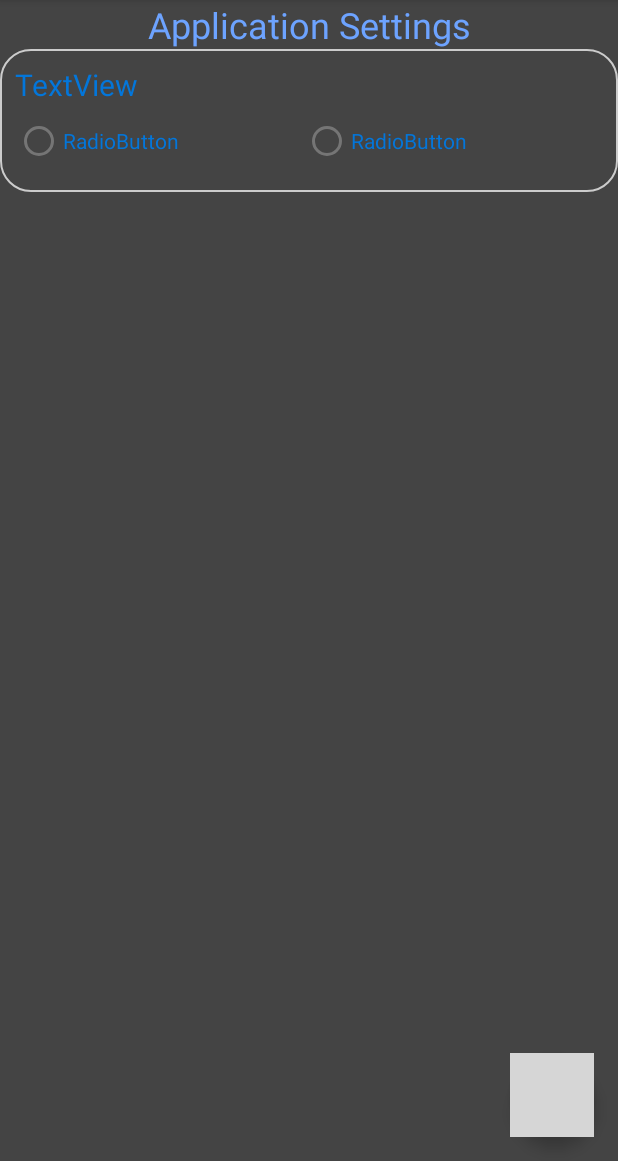
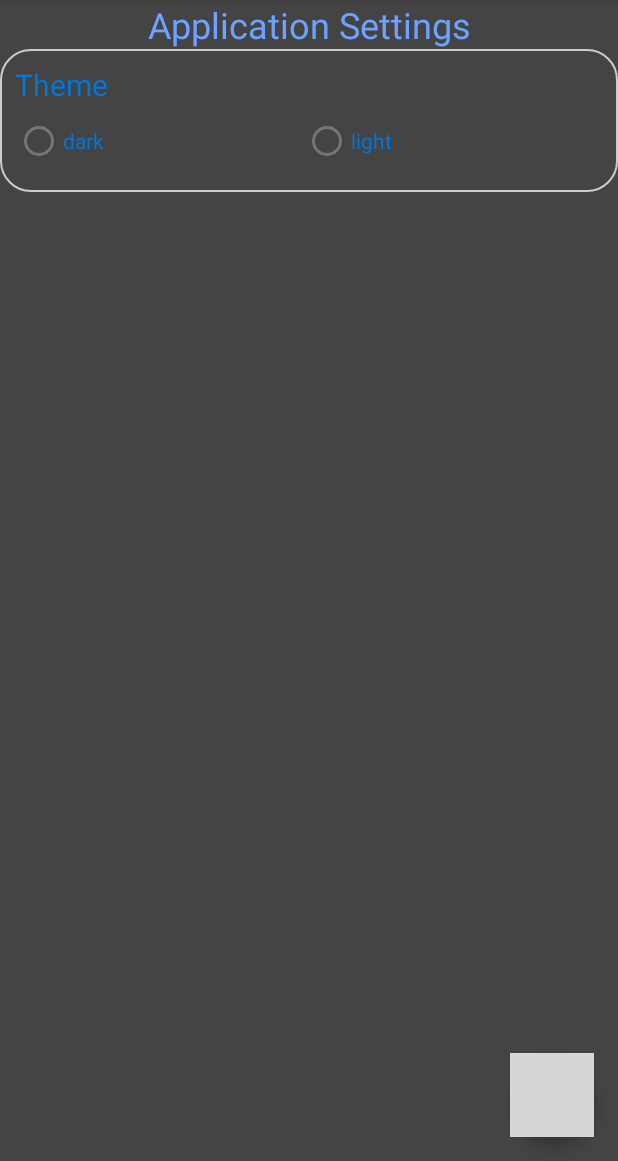
Before and after one commit to cormabara/PwdManager, an Android app: the SettingFragment screen opened through its navigation route, on a phone screen of 412 x 824 dp, the part 75-1236 px from its top. Run offline under Robolectric (Android 15) with nearby library versions, the phone set to English and light mode, and no system bars; our stand-ins replace navigation-ui; libraries missing offline, so code that uses them is left out: com.fasterxml.jackson; 4 statements that could not run were skipped; grey boxes are pictures that could not be loaded.

Commit message:
setting fragment

```diff
--- a/app/src/main/java/com/cormabara/pwdmanager/gui/fragments/SettingFragment.kt
+++ b/app/src/main/java/com/cormabara/pwdmanager/gui/fragments/SettingFragment.kt
@@ -6,55 +6,21 @@ import android.view.LayoutInflater
 import android.view.View
 import android.view.ViewGroup
 import com.cormabara.pwdmanager.R
+import com.cormabara.pwdmanager.databinding.FragmentSettingBinding
 
-// TODO: Rename parameter arguments, choose names that match
-// the fragment initialization parameters, e.g. ARG_ITEM_NUMBER
-private const val ARG_PARAM1 = "param1"
-private const val ARG_PARAM2 = "param2"
-
-/**
- * A simple [Fragment] subclass.
- * Use the [SettingFragment.newInstance] factory method to
- * create an instance of this fragment.
- */
 class SettingFragment : Fragment() {
-    // TODO: Rename and change types of parameters
-    private var param1: String? = null
-    private var param2: String? = null
 
     override fun onCreate(savedInstanceState: Bundle?) {
         super.onCreate(savedInstanceState)
-        arguments?.let {
-            param1 = it.getString(ARG_PARAM1)
-            param2 = it.getString(ARG_PARAM2)
-        }
     }
 
     override fun onCreateView(
         inflater: LayoutInflater, container: ViewGroup?,
         savedInstanceState: Bundle?
-    ): View? {
+    ): View {
         // Inflate the layout for this fragment
-        return inflater.inflate(R.layout.fragment_setting, container, false)
-    }
-
-    companion object {
-        /**
-         * Use this factory method to create a new instance of
-         * this fragment using the provided parameters.
-         *
-         * @param param1 Parameter 1.
-         * @param param2 Parameter 2.
-         * @return A new instance of fragment SettingFragment.
-         */
-        // TODO: Rename and change types and number of parameters
-        @JvmStatic
-        fun newInstance(param1: String, param2: String) =
-            SettingFragment().apply {
-                arguments = Bundle().apply {
-                    putString(ARG_PARAM1, param1)
-                    putString(ARG_PARAM2, param2)
-                }
-            }
+        val binding =  FragmentSettingBinding.inflate(inflater, container, false)
+        binding.themeOption.configure("Theme","dark","light")
+        return binding.root
     }
 }
--- a/app/src/main/java/com/cormabara/pwdmanager/gui/lib/binary_option.kt
+++ b/app/src/main/java/com/cormabara/pwdmanager/gui/lib/binary_option.kt
@@ -3,8 +3,14 @@ package com.cormabara.pwdmanager.gui.lib
 import android.content.Context
 import android.util.AttributeSet
 import android.view.LayoutInflater
+import android.view.View
 import android.widget.LinearLayout
+import android.widget.RadioButton
+import android.widget.RadioGroup
+import com.cormabara.pwdmanager.MyLog
 import com.cormabara.pwdmanager.R
+import com.cormabara.pwdmanager.databinding.BinaryOptionBinding
+
 
 class BinaryOption @JvmOverloads constructor(
     context: Context,
@@ -12,21 +18,34 @@ class BinaryOption @JvmOverloads constructor(
     defStyle: Int = 0,
     defStyleRes: Int = 0
 ) : LinearLayout(context, attrs, defStyle, defStyleRes) {
+    private lateinit var binding: BinaryOptionBinding
+    init {
 
-    init {
-        LayoutInflater.from(context)
-            .inflate(R.layout.binary_option, this, true)
+        val inflater = context.getSystemService(Context.LAYOUT_INFLATER_SERVICE) as LayoutInflater
+        binding = BinaryOptionBinding.inflate(inflater,this)
+        binding.optionTitle.text = "option text"
+        binding.option1.text = "opt_1"
+        binding.option2.text = "opt_2"
         orientation = VERTICAL
 
-        attrs?.let {
-            val typedArray = context.obtainStyledAttributes(it,
-                R.styleable.binary_option_attributes, 0, 0)
-            val title = resources.getText(typedArray
-                .getResourceId(R.styleable
-                    .binary_option_attributes_binary_option_title,
-                    R.string.setting_title))
-
-            typedArray.recycle()
-        }
+        // Get radio group selected item using on checked change listener
+        binding.optionGrp.setOnCheckedChangeListener(
+            RadioGroup.OnCheckedChangeListener { group, checkedId ->
+                val radio: RadioButton = findViewById(checkedId)
+                MyLog.LInfo(" On checked change :"+"${radio.text}")
+            }
+        )
+    }
+    // Get the selected radio button text using radio button on click listener
+    fun radio_button_click(view: View) {
+        // Get the clicked radio button instance
+        val radio: RadioButton = findViewById(binding.optionGrp.checkedRadioButtonId)
+        MyLog.LInfo("On click : ${radio.text}")
+    }
+    fun configure(title_: String, opt1_: String, opt2_: String)
+    {
+        binding.optionTitle.text = title_
+        binding.option1.text = opt1_
+        binding.option2.text = opt2_
     }
 }
--- a/app/src/main/res/layout/binary_option.xml
+++ b/app/src/main/res/layout/binary_option.xml
@@ -12,6 +12,7 @@
         android:textSize="20sp"/>
 
     <RadioGroup
+        android:id="@+id/option_grp"
         android:layout_width="match_parent"
         android:layout_height="wrap_content"
         android:orientation="horizontal">
@@ -21,14 +22,16 @@
             android:layout_width="192dp"
             android:layout_height="wrap_content"
             android:text="RadioButton"
-            android:textColor="@color/light_1" />
+            android:textColor="@color/light_1"
+            />
 
         <RadioButton
             android:id="@+id/option_2"
             android:layout_width="match_parent"
             android:layout_height="wrap_content"
             android:text="RadioButton"
-            android:textColor="@color/light_1" />
+            android:textColor="@color/light_1"
+            />
     </RadioGroup>
 
 </merge>
--- a/app/src/main/res/layout/fragment_setting.xml
+++ b/app/src/main/res/layout/fragment_setting.xml
@@ -21,6 +21,7 @@
             android:textSize="24sp" />
 
         <com.cormabara.pwdmanager.gui.lib.BinaryOption
+            android:id="@+id/theme_option"
             android:layout_width="match_parent"
             android:layout_height="wrap_content"
             android:background="@drawable/custom_border"/>
--- a/app/src/main/res/menu/menu_main.xml
+++ b/app/src/main/res/menu/menu_main.xml
@@ -2,20 +2,18 @@
     xmlns:app="http://schemas.android.com/apk/res-auto"
     xmlns:tools="http://schemas.android.com/tools"
     tools:context="com.cormabara.pwdmanager.MainActivity">
-    <item
-        android:orderInCategory="100"
-        android:title="@string/action_add_item"
-        app:showAsAction="never" />
     <item
         android:id="@+id/action_settings"
         android:orderInCategory="100"
         android:title="@string/action_settings"
         app:showAsAction="never" />
     <item
+        android:id="@+id/action_import_data"
         android:orderInCategory="100"
         android:title="@string/action_import_data"
         app:showAsAction="never" />
     <item
+        android:id="@+id/action_export_data"
         android:orderInCategory="100"
         android:title="@string/action_export_data"
         app:showAsAction="never" />
--- a/build.gradle
+++ b/build.gradle
@@ -1,6 +1,6 @@
 // Top-level build file where you can add configuration options common to all sub-projects/modules.
 plugins {
-    id 'com.android.application' version '7.3.1' apply false
-    id 'com.android.library' version '7.3.1' apply false
+    id 'com.android.application' version '7.4.1' apply false
+    id 'com.android.library' version '7.4.1' apply false
     id 'org.jetbrains.kotlin.android' version '1.7.20' apply false
 }
```
Also changed, not shown: gradle/wrapper/gradle-wrapper.properties.
